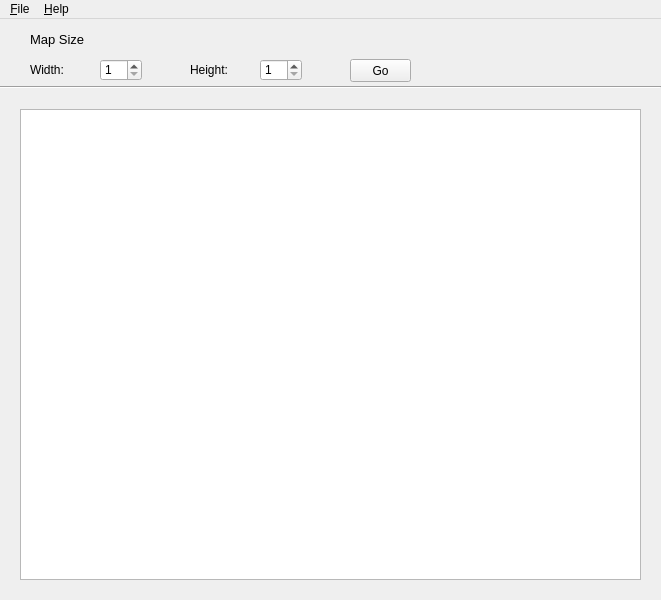
This is Project/DnD_Game/mapcreator.ui in ChrisMukherjee/COMP345-Project as Qt 5 draws it before an edit. The edited form follows.
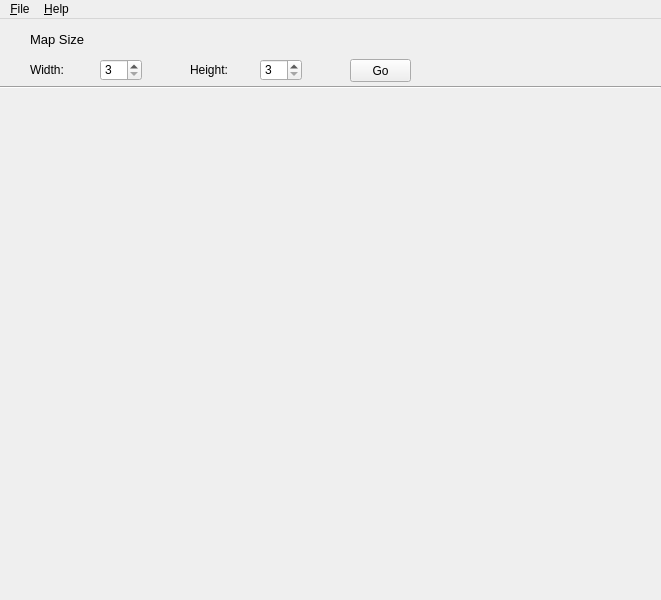
This is the edited form.

Diff of the .ui file:
```diff
--- a/Project/DnD_Game/mapcreator.ui
+++ b/Project/DnD_Game/mapcreator.ui
@@ -93,7 +93,18 @@
     </property>
     <layout class="QGridLayout" name="gridLayout">
      <item row="0" column="0">
-      <widget class="QGraphicsView" name="graphicsView"/>
+      <widget class="QLabel" name="label1">
+       <property name="text">
+        <string/>
+       </property>
+      </widget>
+     </item>
+     <item row="0" column="1">
+      <widget class="QLabel" name="label2">
+       <property name="text">
+        <string/>
+       </property>
+      </widget>
      </item>
     </layout>
    </widget>
@@ -110,7 +121,7 @@
      <string>Maximum = 20</string>
     </property>
     <property name="minimum">
-     <number>1</number>
+     <number>3</number>
     </property>
     <property name="maximum">
      <number>20</number>
@@ -129,7 +140,7 @@
      <string>Maximum = 20</string>
     </property>
     <property name="minimum">
-     <number>1</number>
+     <number>3</number>
     </property>
     <property name="maximum">
      <number>20</number>
```
Left out of the diff: 6 changed lines with no effect on the pictures.
